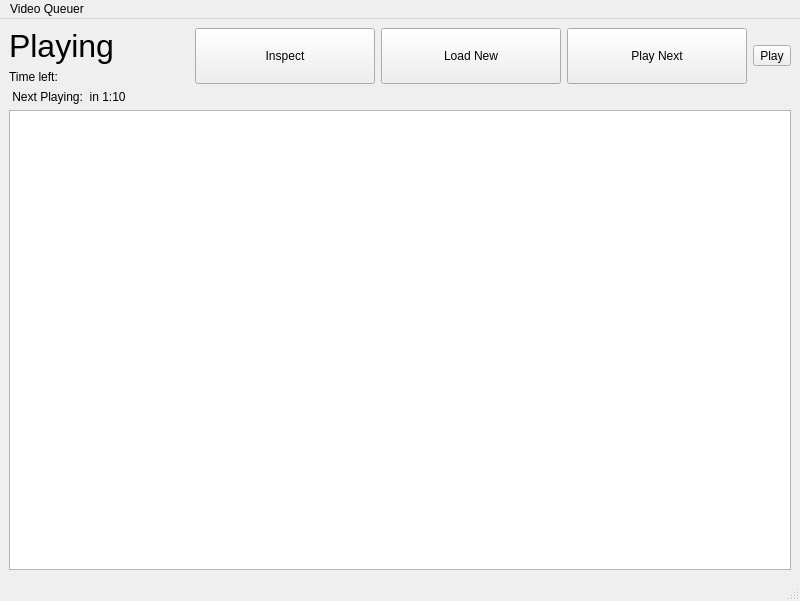
Old version of the form video1.ui in the repository coderkalyan/vst_project.
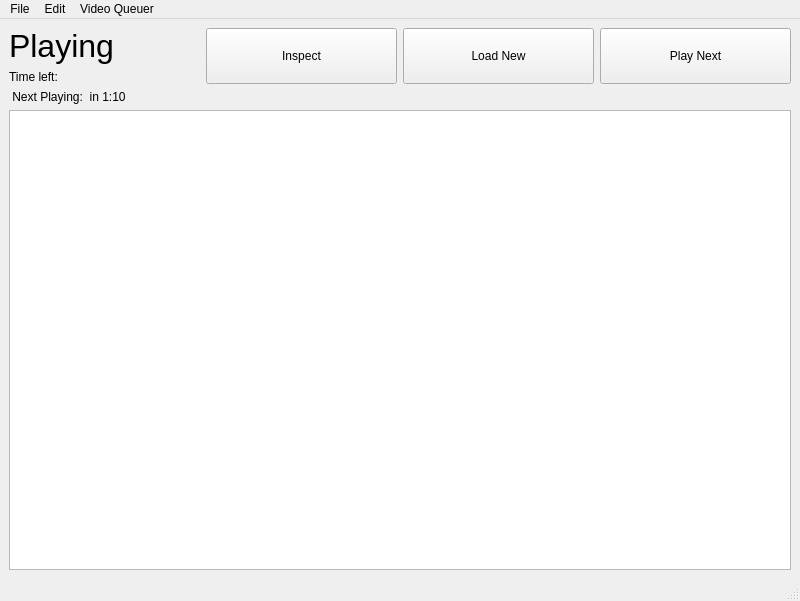
New version of the form. Icons and pictures are not drawn.

What changed in the file:
```diff
--- a/video1.ui
+++ b/video1.ui
@@ -136,17 +136,6 @@
         </property>
        </widget>
       </item>
-      <item>
-       <widget class="QToolButton" name="start">
-        <property name="text">
-         <string>Play</string>
-        </property>
-        <property name="icon">
-         <iconset>
-          <normaloff>media-playback-start.svg</normaloff>media-playback-start.svg</iconset>
-        </property>
-       </widget>
-      </item>
      </layout>
     </item>
     <item>
@@ -182,6 +171,20 @@
     <addaction name="actionAbout"/>
     <addaction name="actionQuit"/>
    </widget>
+   <widget class="QMenu" name="menuEdit">
+    <property name="title">
+     <string>Edit</string>
+    </property>
+    <addaction name="actionSettings"/>
+   </widget>
+   <widget class="QMenu" name="menuFile">
+    <property name="title">
+     <string>File</string>
+    </property>
+    <addaction name="actionQuit_2"/>
+   </widget>
+   <addaction name="menuFile"/>
+   <addaction name="menuEdit"/>
    <addaction name="menuVideo_Queuer"/>
   </widget>
   <action name="actionHelp">
```
Left out of the diff: 13 changed lines with no effect on the pictures.
